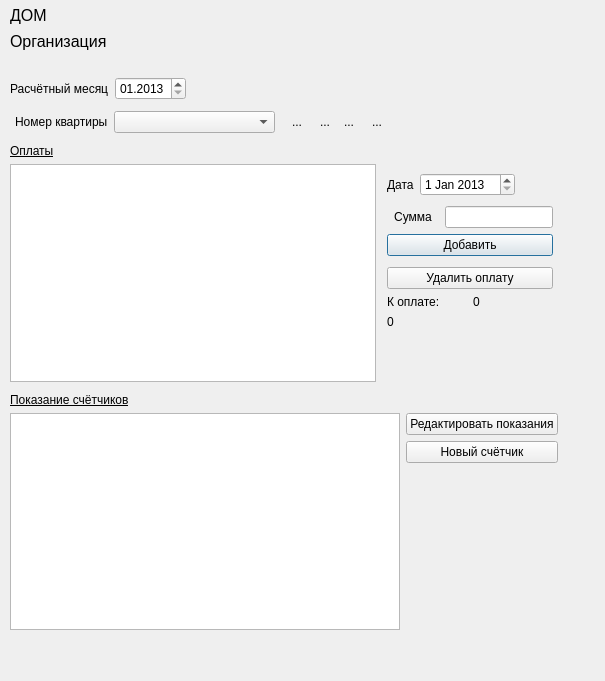
Old version of the form operwindow.ui in the repository MartovKot/ZHSK.
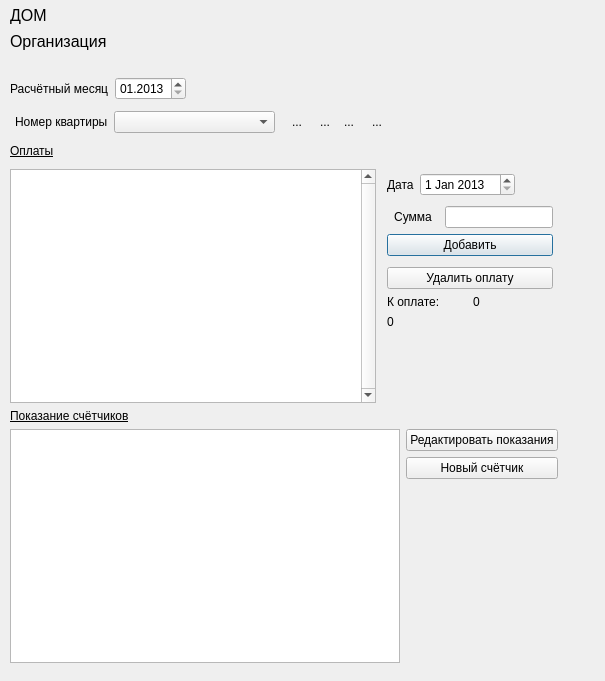
New version of the form. Icons and pictures are not drawn.

```diff
--- a/operwindow.ui
+++ b/operwindow.ui
@@ -19,7 +19,7 @@
      <x>0</x>
      <y>0</y>
      <width>568</width>
-     <height>638</height>
+     <height>671</height>
     </rect>
    </property>
    <layout class="QVBoxLayout" name="mainLayout">
@@ -444,6 +444,19 @@
           </property>
           <item>
            <layout class="QVBoxLayout" name="verticalLayout_3">
+            <item>
+             <spacer name="horizontalSpacer">
+              <property name="orientation">
+               <enum>Qt::Horizontal</enum>
+              </property>
+              <property name="sizeHint" stdset="0">
+               <size>
+                <width>40</width>
+                <height>5</height>
+               </size>
+              </property>
+             </spacer>
+            </item>
             <item>
              <widget class="QTableView" name="tblV_Bay">
               <property name="enabled">
@@ -455,6 +468,9 @@
                 <verstretch>0</verstretch>
                </sizepolicy>
               </property>
+              <property name="verticalScrollBarPolicy">
+               <enum>Qt::ScrollBarAlwaysOn</enum>
+              </property>
               <property name="selectionBehavior">
                <enum>QAbstractItemView::SelectItems</enum>
               </property>
@@ -463,19 +479,6 @@
               </attribute>
              </widget>
             </item>
-            <item>
-             <spacer name="horizontalSpacer">
-              <property name="orientation">
-               <enum>Qt::Horizontal</enum>
-              </property>
-              <property name="sizeHint" stdset="0">
-               <size>
-                <width>40</width>
-                <height>5</height>
-               </size>
-              </property>
-             </spacer>
-            </item>
            </layout>
           </item>
           <item>
```
Left out of the diff: 1 changed line with no effect on the pictures.
